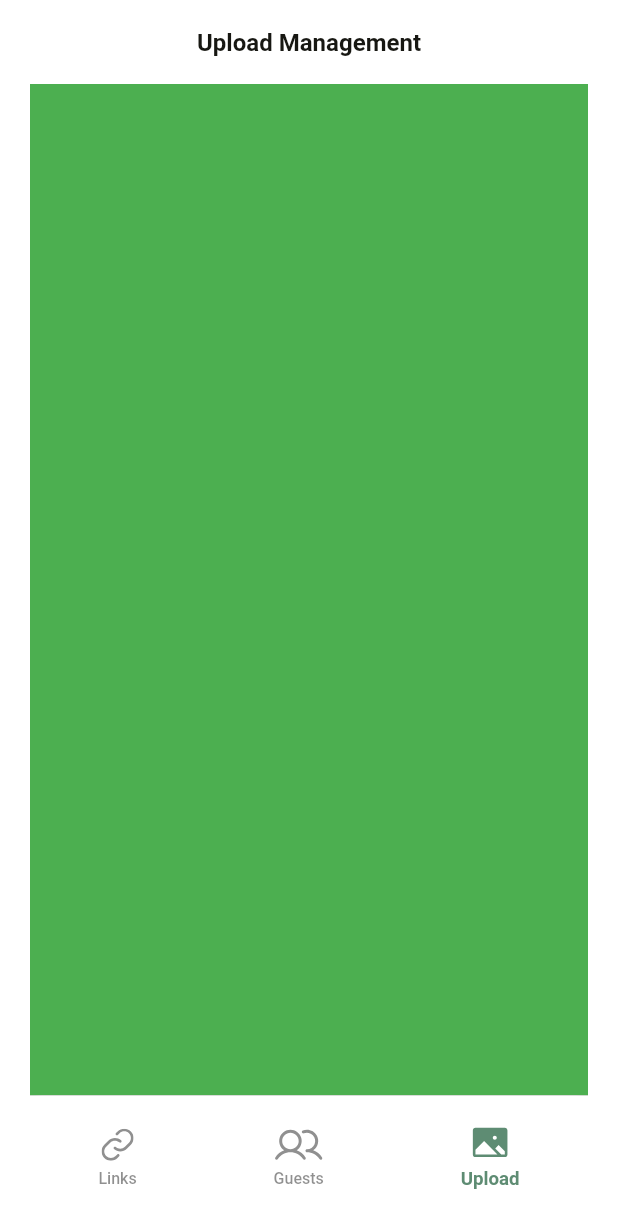
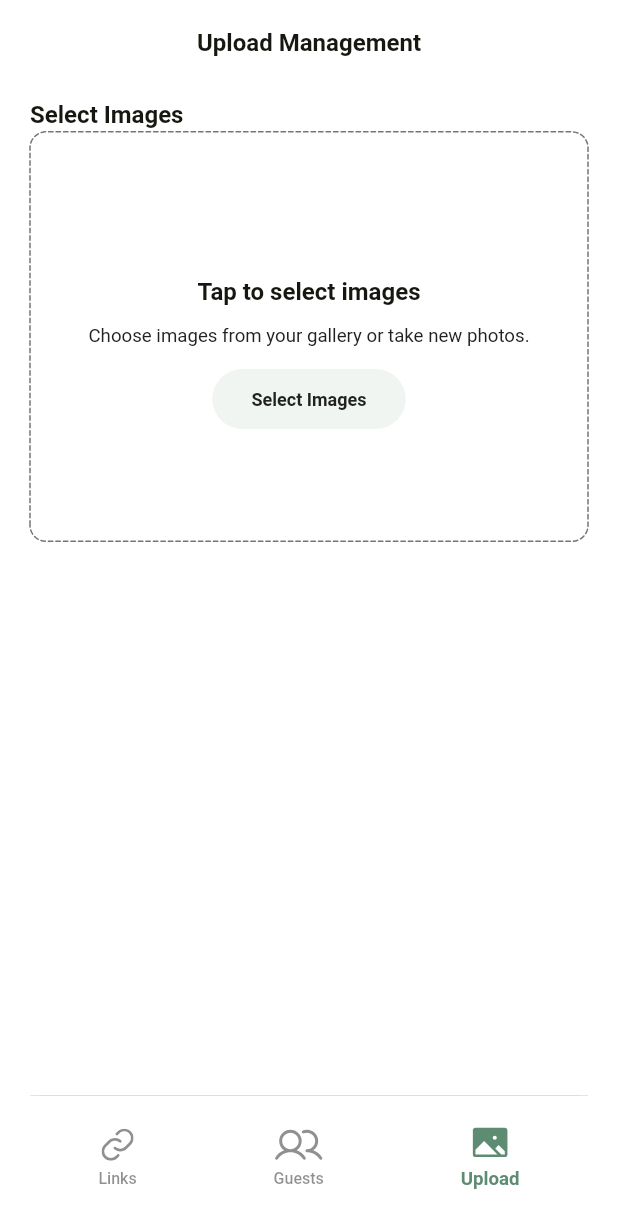
Before and after one commit to devpitch/mj25-mobile, a Flutter app: the DashboardView screen opened by its route, item 3 of the bottom bar chosen, on a phone screen of 412 x 824 dp. Shown: the top 1228 px of the screen. Run offline on Flutter 3.47's test engine with Material 3 defaults, Android fonts, the phone set to English and light mode, and no system bars; drawn by our look-alikes of dotted_border, skeletonizer; our stand-ins replace another_flushbar, connectivity_plus, dio, flutter_hooks, flutter_image_compress, flutter_riverpod and 17 more; missing offline and left inert: syncfusion_flutter_barcodes; accounts and stored records are empty; Roboto replaces fonts that are missing (SFProDisplay).

Commit message:
wip: done: major UIs done

```diff
--- a/lib/config/route/app_route.dart
+++ b/lib/config/route/app_route.dart
@@ -48,5 +48,11 @@ List<GetPage> appRouters() {
       transition: Transition.fadeIn,
       transitionDuration: Duration(milliseconds: 300),
     ),
+    GetPage(
+      name: AppRouter.photoDetailsView,
+      page: () => PhotoDetailsScreen(),
+      transition: Transition.fadeIn,
+      transitionDuration: Duration(milliseconds: 300),
+    ),
   ];
 }
--- a/lib/config/route/route_mapping.dart
+++ b/lib/config/route/route_mapping.dart
@@ -6,4 +6,5 @@ class AppRouter {
   static const String addGuestView = "/add_guest_view";
   static const String linkInvitationView = "/link_invitation_view";
   static const String guestDetailsView = "/guest_details_view";
+  static const String photoDetailsView = "/photo_details_view";
 }
--- a/lib/cores/utils/image_service.dart
+++ b/lib/cores/utils/image_service.dart
@@ -35,7 +35,9 @@ class ImageService {
     try {
       final List<XFile> pickedFile = await _imagePicker.pickMultiImage();
       return pickedFile.map((e) => File(e.path)).toList();
-    } catch (e) {}
+    } catch (e) {
+      log("Error picking images: $e");
+    }
     return [];
   }
 
@@ -85,10 +87,9 @@ class ImageService {
       }
 
       // Log size details
-      final originalSizeKB =
-          isPath
-              ? (File(imagePath!).lengthSync() / 1024).toStringAsFixed(2)
-              : (image!.lengthInBytes / 1024).toStringAsFixed(2);
+      final originalSizeKB = isPath
+          ? (File(imagePath!).lengthSync() / 1024).toStringAsFixed(2)
+          : (image!.lengthInBytes / 1024).toStringAsFixed(2);
       final compressedSizeKB = (File(compressedPhoto.path).lengthSync() / 1024)
           .toStringAsFixed(2);
 
--- /dev/null
+++ b/lib/modules/dashboard/models/upload_image_model.dart
@@ -0,0 +1,12 @@
+class UploadImageModel {
+  final String path;
+  final String id;
+
+  UploadImageModel({required this.path, required this.id});
+
+  @override
+  bool operator ==(covariant UploadImageModel other) => other.id == id;
+
+  @override
+  int get hashCode => id.hashCode;
+}
--- a/lib/modules/dashboard/screens/add_new_guest_view.dart
+++ b/lib/modules/dashboard/screens/add_new_guest_view.dart
@@ -15,10 +15,7 @@ class AddNewGuestScreen extends StatelessWidget {
   Widget build(BuildContext context) {
     return Scaffold(
       backgroundColor: context.backgroundColor,
-      appBar: AppBar(
-        title: AppHeaderText(label: "Add Guest Details"),
-        automaticallyImplyLeading: false,
-      ),
+      appBar: AppBar(title: AppHeaderText(label: "Add Guest Details")),
       bottomSheet: AppFooterBox(
         buttonText: "Add Guest",
         onTapped: () {
--- a/lib/modules/dashboard/screens/dashboard_screens_exporter.dart
+++ b/lib/modules/dashboard/screens/dashboard_screens_exporter.dart
@@ -2,3 +2,4 @@ export 'add_new_guest_view.dart';
 export 'dashboard_view.dart';
 export 'guest_details_screen.dart';
 export 'invitation_link.dart';
+export 'photo_details_screen.dart';
--- a/lib/modules/dashboard/screens/dashboard_view.dart
+++ b/lib/modules/dashboard/screens/dashboard_view.dart
@@ -12,7 +12,7 @@ import '../widgets/dashboard_widgets_exporter.dart';
 final Map<String, Widget> viewMapper = {
   "Links": const LinkListBuilder(),
   "Guests": const GuestListBuilder(),
-  "Upload": Container(color: Colors.green),
+  "Upload": const UploadViewBuilder(),
 };
 
 class DashboardView extends ConsumerWidget {
--- a/lib/modules/dashboard/widgets/dashboard_widgets_exporter.dart
+++ b/lib/modules/dashboard/widgets/dashboard_widgets_exporter.dart
@@ -2,3 +2,4 @@ export 'app_bottom_nav_box.dart';
 export 'guest_list_builder.dart';
 export 'guet_recent_scanned_builder.dart';
 export 'link_list_builder.dart';
+export 'upload_builder.dart';
--- /dev/null
+++ b/lib/modules/dashboard/widgets/upload_builder.dart
@@ -0,0 +1,163 @@
+import 'dart:io';
+
+import 'package:dotted_border/dotted_border.dart';
+import 'package:event_handler/config/theme/app_theme.dart';
+import 'package:event_handler/cores/utils/hex_color.dart';
+import 'package:event_handler/cores/widgets/app_header.dart';
+import 'package:event_handler/cores/widgets/custom_text.dart';
+import 'package:event_handler/cores/widgets/rydmie_button.dart';
+import 'package:event_handler/modules/dashboard/models/upload_image_model.dart';
+import 'package:event_handler/modules/dashboard/provider/dashboard_provider.dart';
+import 'package:flutter/material.dart';
+import 'package:flutter_screenutil/flutter_screenutil.dart';
+import 'package:hooks_riverpod/hooks_riverpod.dart';
+
+class UploadViewBuilder extends ConsumerWidget {
+  const UploadViewBuilder({super.key});
+
+  @override
+  Widget build(BuildContext context, WidgetRef ref) {
+    final notifier = ref.read(dashboardProvider.notifier);
+    final state = ref.watch(dashboardProvider);
+    final List<UploadImageModel> images = state.images ?? [];
+
+    return Column(
+      crossAxisAlignment: CrossAxisAlignment.start,
+      children: [
+        10.verticalSpace,
+        AppHeaderText(label: images.isEmpty ? "Select Images" : "Photos"),
+        if (images.isEmpty)
+          DottedBorder(
+            options: RoundedRectDottedBorderOptions(
+              radius: Radius.circular(12.r),
+              strokeCap: StrokeCap.round,
+              color: context.contentTertiary,
+              padding: EdgeInsets.zero,
+              dashPattern: [3, 2],
+            ),
+            child: Container(
+              padding: EdgeInsets.symmetric(vertical: 18.h, horizontal: 20.w),
+              width: double.infinity,
+              height: 253,
+              margin: EdgeInsets.only(top: 20),
+              decoration: BoxDecoration(
+                borderRadius: BorderRadius.circular(12.r),
+              ),
+              child: Column(
+                mainAxisAlignment: MainAxisAlignment.center,
+                children: [
+                  AppHeaderText(label: "Tap to select images"),
+                  10.verticalSpace,
+                  CustomText(
+                    text: "Choose images from your gallery or take new photos.",
+                    isCenter: true,
+                  ),
+                  15.verticalSpace,
+                  EventButton(
+                    width: 129,
+                    height: 40,
+                    text: "Select Images",
+                    textColor: context.contentPrimary,
+                    textSize: 13.5,
+                    fillColor: HexColor("#F0F5F2"),
+                    onClick: () {
+                      notifier.pickImages(context);
+                    },
+                  ),
+                ],
+              ),
+            ),
+          )
+        else
+          Flexible(
+            child: SingleChildScrollView(
+              child: Column(
+                children: [
+                  GridView.builder(
+                    shrinkWrap: true,
+                    padding: EdgeInsets.only(bottom: 10, top: 15),
+                    physics: const NeverScrollableScrollPhysics(),
+                    itemBuilder: (cxt, index) {
+                      final image = images[index];
+                      return GestureDetector(
+                        onTap: () {
+                          notifier.openDetails(context, imageInfo: image);
+                        },
+                        child: ClipRRect(
+                          borderRadius: BorderRadius.circular(12.r),
+                          child: Image.file(
+                            File(image.path),
+                            fit: BoxFit.cover,
+                          ),
+                        ),
+                      );
+                    },
+                    itemCount: images.length,
+                    gridDelegate: SliverGridDelegateWithFixedCrossAxisCount(
+                      crossAxisCount: 2,
+                      mainAxisSpacing: 15,
+                      crossAxisSpacing: 15,
+                    ),
+                  ),
+                  15.verticalSpace,
+                  Row(
+                    mainAxisAlignment: MainAxisAlignment.end,
+                    children: [
+                      EventButton(
+                        width: 142,
+                        text: "Upload More",
+                        onClick: () {
+                          notifier.pickImages(context, isMore: true);
+                        },
+                      ),
+                    ],
+                  ),
+                  120.verticalSpace,
+                ],
+              ),
+            ),
+          ),
+      ],
+    );
+  }
+}
+
+// class LinkItemBox extends StatelessWidget {
+//   const LinkItemBox({super.key});
+//
+//   @override
+//   Widget build(BuildContext context) {
+//     return Container(
+//       height: 72,
+//       width: double.infinity,
+//       alignment: Alignment.center,
+//       child: Row(
+//         crossAxisAlignment: CrossAxisAlignment.center,
+//         mainAxisAlignment: MainAxisAlignment.spaceBetween,
+//         children: [
+//           Column(
+//             crossAxisAlignment: CrossAxisAlignment.start,
+//             mainAxisAlignment: MainAxisAlignment.center,
+//             children: [
+//               CustomText(
+//                 text: "mj.url/xyz123",
+//                 weight: FontWeight.w500,
+//                 color: ThemeColors.contentPrimary,
+//                 size: 16,
+//               ),
+//               CustomText(text: "Used", color: ThemeColors.contentTertiary),
+//             ],
+//           ),
+//           10.horizontalSpace,
+//           IconBuilder(
+//             iconPath: AppImage.refer,
+//             size: 14,
+//             onTapped: () {
+//               Get.toNamed(AppRouter.linkInvitationView);
+//             },
+//           ),
+//         ],
+//       ),
+//     );
+//   }
+// }
--- a/pubspec.yaml
+++ b/pubspec.yaml
@@ -58,6 +58,7 @@ dependencies:
   another_flushbar: ^1.12.30
   webview_flutter: ^4.13.0
   pinput: ^5.0.1
+  dotted_border: ^3.1.0
 
 dev_dependencies:
   flutter_test:
```
Also changed, not shown: lib/modules/dashboard/provider/dashboard_provider.dart (+65 -3 lines), lib/modules/dashboard/screens/photo_details_screen.dart (added, +131 -0 lines), pubspec.lock.
